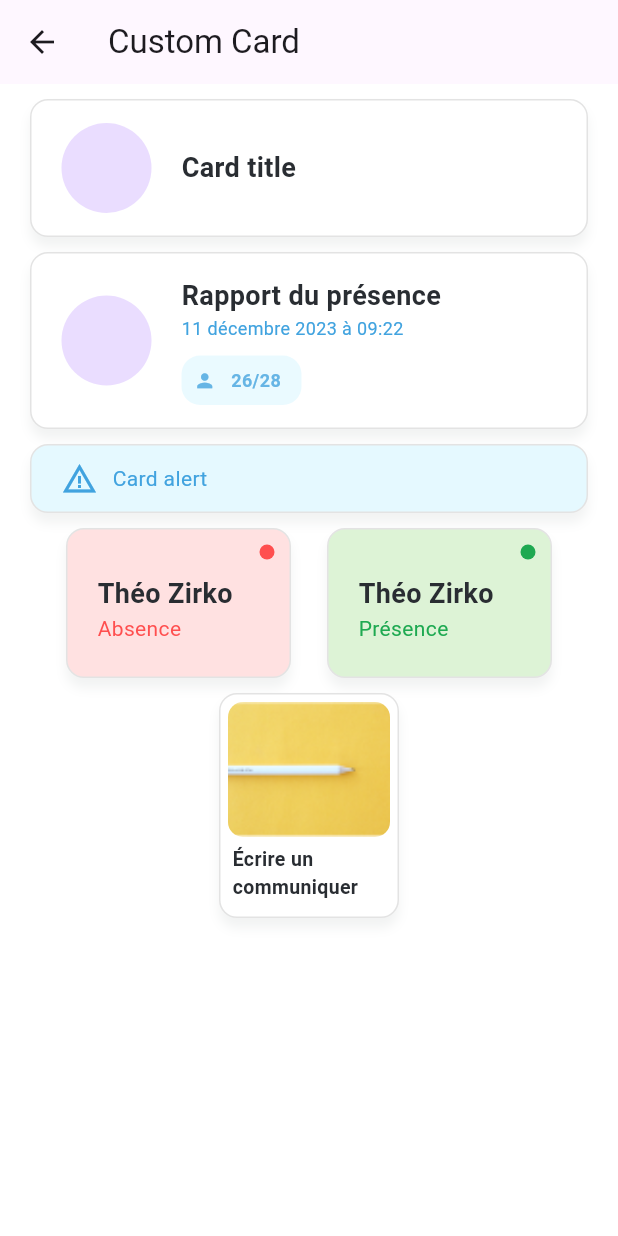
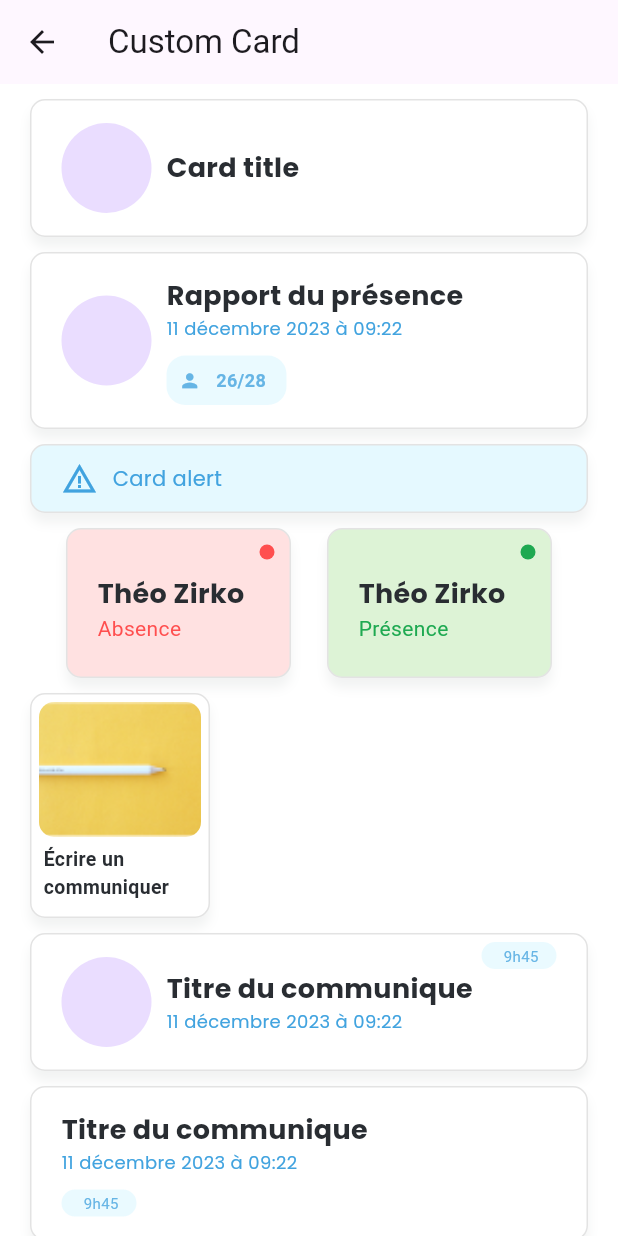
Before and after one commit to Edukever/schoolap-mobile-ui, a Flutter app: the screen it shows after launch, after a tap on "custom card", on a phone screen of 412 x 824 dp. Run offline on Flutter 3.47's test engine with Material 3 defaults, Android fonts, the phone set to English and light mode, and no system bars; our stand-ins replace dropdown_button2, equatable, flutter_form_builder; Roboto replaces fonts that are missing (Poppins).

Commit message:
refactor: Update code formatting and add spacing data class
- Align code formatting of settings.json file.
- Add a spacing data class for theme customization.
- Update the code to use the new spacing data class in the AppThemeData class.
- Refactor the SPCard and SPCardTile widgets to add support for margin and padding properties.
- Add a floatContentRight property to SPCardTile widget for floating content on the right side.
- Update the main.dart file to include the crossAxisAlignment property.
- Update the schoolap_card_tile.dart file to include an optional floatContentRight widget.
- Update the pubspec.yaml file to include the assets section for icons and images.

```diff
--- a/example/lib/fiels/custom_card.dart
+++ b/example/lib/fiels/custom_card.dart
@@ -13,6 +13,7 @@
       body: SingleChildScrollView(
         padding: const EdgeInsets.symmetric(horizontal: 20),
         child: Column(
+          crossAxisAlignment: CrossAxisAlignment.start,
           children: [
             const SizedBox(height: 10),
             const SPCardTile(
@@ -83,9 +84,57 @@
             const SCardWithImage(
                 label: "Écrire un communiquer",
                 imagePath: "assets/images/pen.png"),
+            const SizedBox(height: 10),
+            SPCardTile(
+              constraints: const BoxConstraints(maxWidth: double.infinity),
+              title: "Titre du communique",
+              subtitle: '11 décembre 2023 à 09:22',
+              subtitleColor: const Color(0xFF41A3DF),
+              floatContentRight:
+                  Positioned(top: -10, right: 0, child: cardWithSmallOpacity()),
+            ),
+            const SizedBox(height: 10),
+            SPCardTile(
+              constraints: const BoxConstraints(maxWidth: double.infinity),
+              title: "Titre du communique",
+              subtitle: '11 décembre 2023 à 09:22',
+              subtitleColor: const Color(0xFF41A3DF),
+              leading: Container(),
+              subWidget: Padding(
+                  padding: const EdgeInsets.only(top: 10),
+                  child: cardWithSmallOpacity()),
+            ),
+            const SizedBox(height: 10),
           ],
         ),
       ),
     );
   }
+
+  Opacity cardWithSmallOpacity() {
+    return Opacity(
+      opacity: 0.80,
+      child: Container(
+        width: 50,
+        height: 18,
+        decoration: ShapeDecoration(
+          color: const Color(0xFFE5F9FF),
+          shape: RoundedRectangleBorder(
+            borderRadius: BorderRadius.circular(12.37),
+          ),
+        ),
+        child: const Center(
+          child: Text(
+            ' 9h45',
+            style: TextStyle(
+              color: Color(0xFF41A3DF),
+              fontSize: 10,
+              fontFamily: 'Poppins',
+              fontWeight: FontWeight.w400,
+            ),
+          ),
+        ),
+      ),
+    );
+  }
 }
--- a/example/lib/main.dart
+++ b/example/lib/main.dart
@@ -47,6 +47,8 @@
       body: SingleChildScrollView(
         padding: const EdgeInsets.symmetric(horizontal: 20),
         child: Column(
+          crossAxisAlignment: CrossAxisAlignment.start,
+          mainAxisAlignment: MainAxisAlignment.start,
           children: [
             SPButtonPrimary(
               onTap: () => Navigator.of(context).push(MaterialPageRoute(
--- a/lib/src/theme/data/data.dart
+++ b/lib/src/theme/data/data.dart
@@ -2,6 +2,7 @@
 import 'package:schoolap_ui/src/theme/data/colors.dart';
 import 'package:schoolap_ui/src/theme/data/gradient.dart';
 import 'package:schoolap_ui/src/theme/data/radius.dart';
+import 'package:schoolap_ui/src/theme/data/spacing.dart';
 
 import 'typography.dart';
 
@@ -11,11 +12,13 @@
     required this.radius,
     required this.gradient,
     required this.typography,
+    required this.spacing,
   });
   final SPColorsData colors;
   final AppRadiusData radius;
   final SPGradientData gradient;
   final AppTypographyData typography;
+  final AppSpacingData spacing;
 
   factory AppThemeData.defaultThemeData() {
     final colors = SPColorsData.defaultColors();
@@ -24,6 +27,7 @@
       radius: const AppRadiusData.primary(),
       gradient: SPGradientData.defaultGradient(colors),
       typography: AppTypographyData.regular(),
+      spacing: AppSpacingData.defaultSpacing(),
     );
   }
 
--- a/lib/src/theme/data/spacing.dart
+++ b/lib/src/theme/data/spacing.dart
@@ -1,4 +1,5 @@
 import 'package:equatable/equatable.dart';
+import 'package:flutter/material.dart';
 import 'package:flutter/widgets.dart';
 
 class AppSpacingData extends Equatable {
--- a/lib/src/widgets/base/app_card.dart
+++ b/lib/src/widgets/base/app_card.dart
@@ -3,32 +3,39 @@
 class SPCard extends StatelessWidget {
   final BoxConstraints constraints;
   final Color borderColor;
-  final Color backgroundColor;
+  final Color? backgroundColor;
   final List<BoxShadow>? shadows;
   final Widget child;
-  final double radius;
+  final Radius? radius;
   final VoidCallback? onTap;
+  final EdgeInsetsGeometry? margin;
+  final EdgeInsetsGeometry? padding;
 
   const SPCard({
     Key? key,
     required this.child,
-    this.backgroundColor = Colors.white,
+    this.backgroundColor,
     this.shadows,
     required this.constraints,
     this.borderColor = const Color(0xFFE3E3E3),
-    this.radius = 12,
+    this.radius,
     this.onTap,
+    this.margin,
+    this.padding,
   }) : super(key: key);
 
   @override
   Widget build(BuildContext context) {
+    final theme = AppTheme.of(context);
     return InkWell(
       onTap: onTap,
       child: Container(
         constraints: constraints,
+        margin: margin,
+        padding: padding,
         decoration: BoxDecoration(
-          color: backgroundColor,
-          borderRadius: BorderRadius.circular(radius),
+          color: backgroundColor ?? theme.colors.blanc,
+          borderRadius: BorderRadius.all(radius ?? theme.radius.regular),
           border: Border.all(
             width: 1,
             color: borderColor,
--- a/lib/src/widgets/card/schoolap_card_tile.dart
+++ b/lib/src/widgets/card/schoolap_card_tile.dart
@@ -9,6 +9,7 @@
   final Widget? subWidget;
   final Color? subtitleColor;
   final EdgeInsetsGeometry? contentPadding;
+  final Widget? floatContentRight;
   const SPCardTile(
       {super.key,
       required this.constraints,
@@ -18,24 +19,28 @@
       this.contentPadding,
       this.subtitle,
       this.subtitleColor,
-      this.subWidget});
+      this.subWidget,
+      this.floatContentRight});
 
   @override
   Widget build(BuildContext context) {
     return SPCard(
       constraints: constraints,
       backgroundColor: Colors.white,
-      child: Padding(
       padding: const EdgeInsets.symmetric(vertical: 15, horizontal: 20),
-        child: Row(
+      child: Stack(
+        clipBehavior: Clip.none,
+        alignment: AlignmentDirectional.center,
+        children: [
+          Row(
             mainAxisAlignment: MainAxisAlignment.start,
             crossAxisAlignment: CrossAxisAlignment.center,
             children: [
-            Padding(
-              padding: const EdgeInsets.only(right: 20),
+              leading ??
+                  const Padding(
+                    padding: EdgeInsets.only(right: 10),
                     child: CircleAvatar(
                       radius: 30,
-                child: leading,
                     ),
                   ),
               Expanded(
@@ -59,6 +64,8 @@
               trailing ?? Container(),
             ],
           ),
+          floatContentRight ?? Container(),
+        ],
       ),
     );
   }
```
Also changed, not shown: pubspec.yaml (+30 -30 lines), lib/src/widgets/widget.dart (line endings or trailing spaces). Lines whose indentation alone changed are shown as unchanged.
